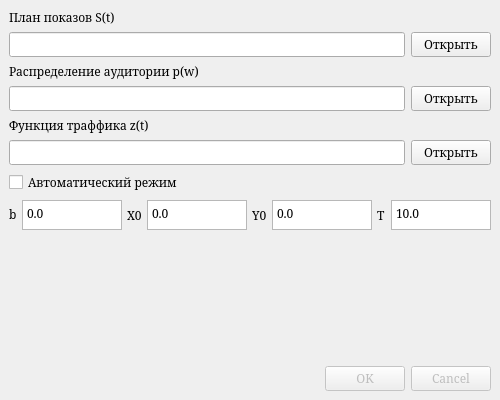
The window that ui_raw/initial_window.ui (Andrey-Tkachev/threshold-dynamics) describes before a commit, drawn with Qt 5.
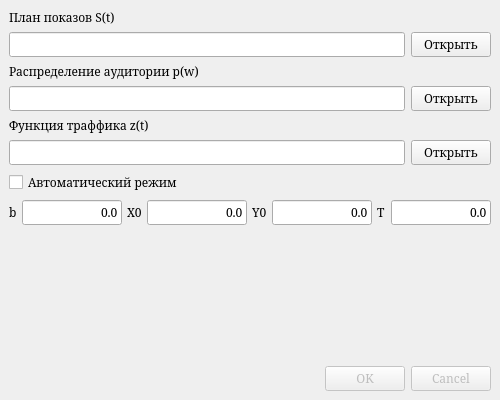
The same window after the commit.

Patch:
```diff
--- a/ui_raw/initial_window.ui
+++ b/ui_raw/initial_window.ui
@@ -250,31 +250,13 @@
        </widget>
       </item>
       <item>
-       <widget class="QPlainTextEdit" name="bettaInitialField">
-        <property name="enabled">
-         <bool>true</bool>
-        </property>
-        <property name="sizePolicy">
-         <sizepolicy hsizetype="Minimum" vsizetype="Minimum">
-          <horstretch>0</horstretch>
-          <verstretch>0</verstretch>
-         </sizepolicy>
-        </property>
-        <property name="maximumSize">
-         <size>
-          <width>15005</width>
-          <height>30</height>
-         </size>
-        </property>
-        <property name="inputMethodHints">
-         <set>Qt::ImhFormattedNumbersOnly</set>
-        </property>
-        <property name="tabChangesFocus">
-         <bool>true</bool>
-        </property>
-        <property name="plainText">
+       <widget class="QLineEdit" name="bettaInitialField">
+        <property name="text">
          <string>0.0</string>
         </property>
+        <property name="alignment">
+         <set>Qt::AlignRight|Qt::AlignTrailing|Qt::AlignVCenter</set>
+        </property>
        </widget>
       </item>
       <item>
@@ -285,31 +267,13 @@
        </widget>
       </item>
       <item>
-       <widget class="QPlainTextEdit" name="xInitialField">
-        <property name="enabled">
-         <bool>true</bool>
-        </property>
-        <property name="sizePolicy">
-         <sizepolicy hsizetype="Minimum" vsizetype="Minimum">
-          <horstretch>0</horstretch>
-          <verstretch>0</verstretch>
-         </sizepolicy>
-        </property>
-        <property name="maximumSize">
-         <size>
-          <width>16777215</width>
-          <height>30</height>
-         </size>
-        </property>
-        <property name="inputMethodHints">
-         <set>Qt::ImhFormattedNumbersOnly</set>
-        </property>
-        <property name="tabChangesFocus">
-         <bool>true</bool>
-        </property>
-        <property name="plainText">
+       <widget class="QLineEdit" name="xInitialField">
+        <property name="text">
          <string>0.0</string>
         </property>
+        <property name="alignment">
+         <set>Qt::AlignRight|Qt::AlignTrailing|Qt::AlignVCenter</set>
+        </property>
        </widget>
       </item>
       <item>
@@ -320,31 +284,13 @@
        </widget>
       </item>
       <item>
-       <widget class="QPlainTextEdit" name="yInitialField">
-        <property name="enabled">
-         <bool>true</bool>
-        </property>
-        <property name="sizePolicy">
-         <sizepolicy hsizetype="Minimum" vsizetype="Minimum">
-          <horstretch>0</horstretch>
-          <verstretch>0</verstretch>
-         </sizepolicy>
-        </property>
-        <property name="maximumSize">
-         <size>
-          <width>16777215</width>
-          <height>30</height>
-         </size>
-        </property>
-        <property name="inputMethodHints">
-         <set>Qt::ImhFormattedNumbersOnly</set>
-        </property>
-        <property name="tabChangesFocus">
-         <bool>true</bool>
-        </property>
-        <property name="plainText">
+       <widget class="QLineEdit" name="yInitialField">
+        <property name="text">
          <string>0.0</string>
         </property>
+        <property name="alignment">
+         <set>Qt::AlignRight|Qt::AlignTrailing|Qt::AlignVCenter</set>
+        </property>
        </widget>
       </item>
       <item>
@@ -355,33 +301,12 @@
        </widget>
       </item>
       <item>
-       <widget class="QPlainTextEdit" name="tInitialField">
-        <property name="sizePolicy">
-         <sizepolicy hsizetype="Minimum" vsizetype="Minimum">
-          <horstretch>0</horstretch>
-          <verstretch>0</verstretch>
-         </sizepolicy>
+       <widget class="QLineEdit" name="tInitialField">
+        <property name="text">
+         <string>0.0</string>
         </property>
-        <property name="maximumSize">
-         <size>
-          <width>16777215</width>
-          <height>30</height>
-         </size>
-        </property>
-        <property name="inputMethodHints">
-         <set>Qt::ImhFormattedNumbersOnly</set>
-        </property>
-        <property name="frameShape">
-         <enum>QFrame::StyledPanel</enum>
-        </property>
-        <property name="frameShadow">
-         <enum>QFrame::Raised</enum>
-        </property>
-        <property name="tabChangesFocus">
-         <bool>true</bool>
-        </property>
-        <property name="plainText">
-         <string>10.0</string>
+        <property name="alignment">
+         <set>Qt::AlignRight|Qt::AlignTrailing|Qt::AlignVCenter</set>
         </property>
        </widget>
       </item>
```
